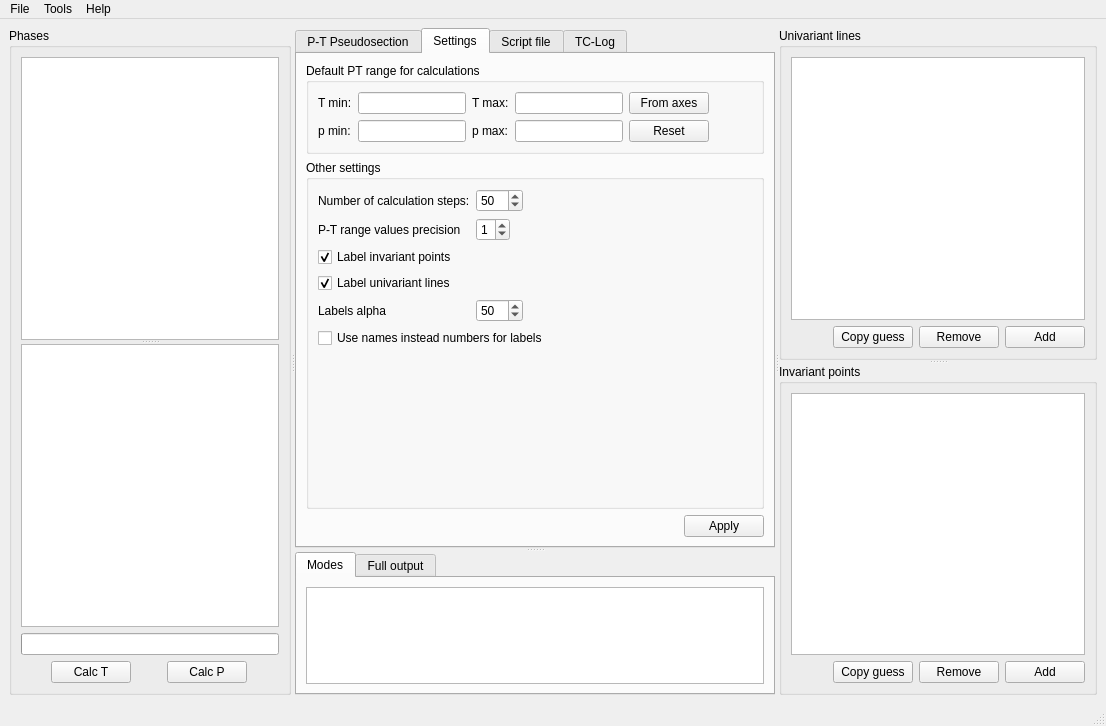
ondrolexa/pypsbuilder, file pypsbuilder/ui/psbuilder.ui: the form before one commit.
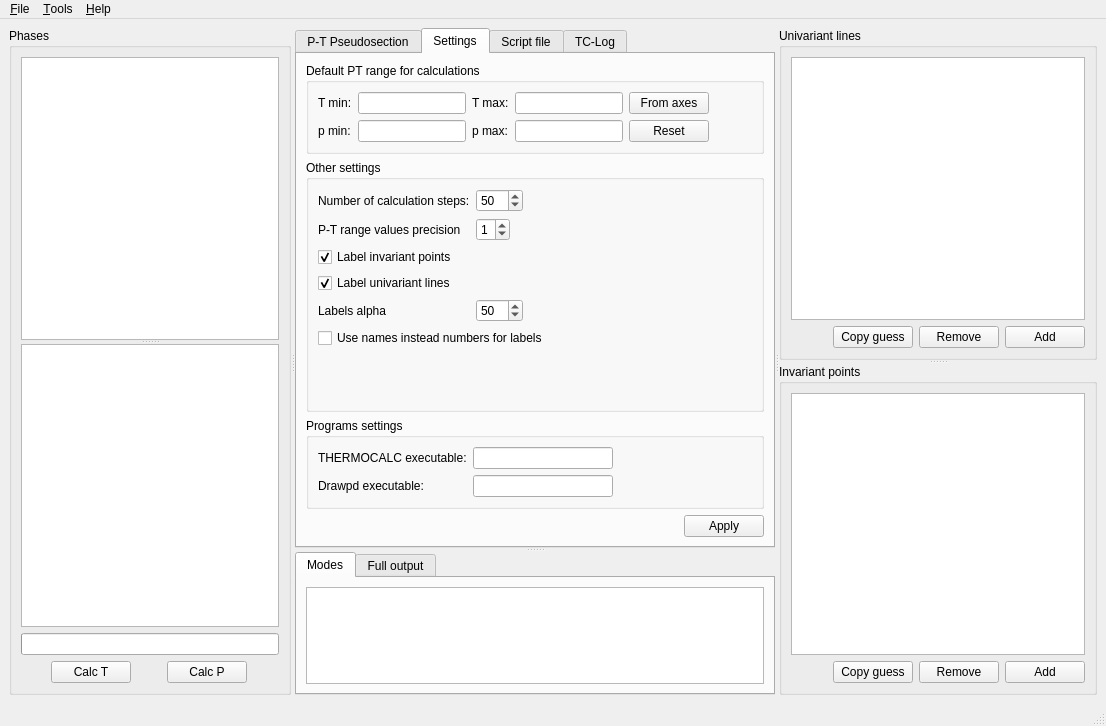
The form after the commit. The open tabs and pages were chosen to show the change.

Commit message:
Recent files implemented
drawpd can be generated
executables could be modified in app setting

```diff
--- a/pypsbuilder/ui/psbuilder.ui
+++ b/pypsbuilder/ui/psbuilder.ui
@@ -184,19 +184,7 @@
          <attribute name="title">
           <string>Settings</string>
          </attribute>
-         <layout class="QVBoxLayout" name="verticalLayout_3" stretch="0,1,0">
-          <property name="leftMargin">
-           <number>9</number>
-          </property>
-          <property name="topMargin">
-           <number>9</number>
-          </property>
-          <property name="rightMargin">
-           <number>9</number>
-          </property>
-          <property name="bottomMargin">
-           <number>9</number>
-          </property>
+         <layout class="QVBoxLayout" name="verticalLayout_3" stretch="0,1,0,0">
           <item>
            <widget class="QGroupBox" name="groupBox">
             <property name="sizePolicy">
@@ -460,6 +448,48 @@
             </layout>
            </widget>
           </item>
+          <item>
+           <widget class="QGroupBox" name="groupBox_4">
+            <property name="title">
+             <string>Programs settings</string>
+            </property>
+            <layout class="QGridLayout" name="gridLayout_2">
+             <item row="1" column="1">
+              <widget class="QLineEdit" name="drawpdexeEdit"/>
+             </item>
+             <item row="0" column="1">
+              <widget class="QLineEdit" name="tcexeEdit"/>
+             </item>
+             <item row="1" column="0">
+              <widget class="QLabel" name="label_4">
+               <property name="text">
+                <string>Drawpd executable:</string>
+               </property>
+              </widget>
+             </item>
+             <item row="0" column="0">
+              <widget class="QLabel" name="label_3">
+               <property name="text">
+                <string>THERMOCALC executable:</string>
+               </property>
+              </widget>
+             </item>
+             <item row="0" column="2">
+              <spacer name="horizontalSpacer_5">
+               <property name="orientation">
+                <enum>Qt::Horizontal</enum>
+               </property>
+               <property name="sizeHint" stdset="0">
+                <size>
+                 <width>40</width>
+                 <height>20</height>
+                </size>
+               </property>
+              </spacer>
+             </item>
+            </layout>
+           </widget>
+          </item>
           <item>
            <layout class="QHBoxLayout" name="horizontalLayout_7">
             <item>
@@ -790,12 +820,12 @@
      <x>0</x>
      <y>0</y>
      <width>1106</width>
-     <height>19</height>
+     <height>23</height>
     </rect>
    </property>
    <widget class="QMenu" name="menuFile">
     <property name="title">
-     <string>File</string>
+     <string>&amp;File</string>
     </property>
     <addaction name="actionNew"/>
     <addaction name="actionOpen"/>
@@ -807,14 +837,14 @@
    </widget>
    <widget class="QMenu" name="menuTools">
     <property name="title">
-     <string>Tools</string>
+     <string>&amp;Tools</string>
     </property>
     <addaction name="actionReload"/>
     <addaction name="actionGenerate"/>
    </widget>
    <widget class="QMenu" name="menuHelp">
     <property name="title">
-     <string>Help</string>
+     <string>&amp;Help</string>
     </property>
     <addaction name="actionAbout"/>
    </widget>
```
Left out of the diff: 70 changed lines with no effect on the pictures. The commit also changes 2 other files.
